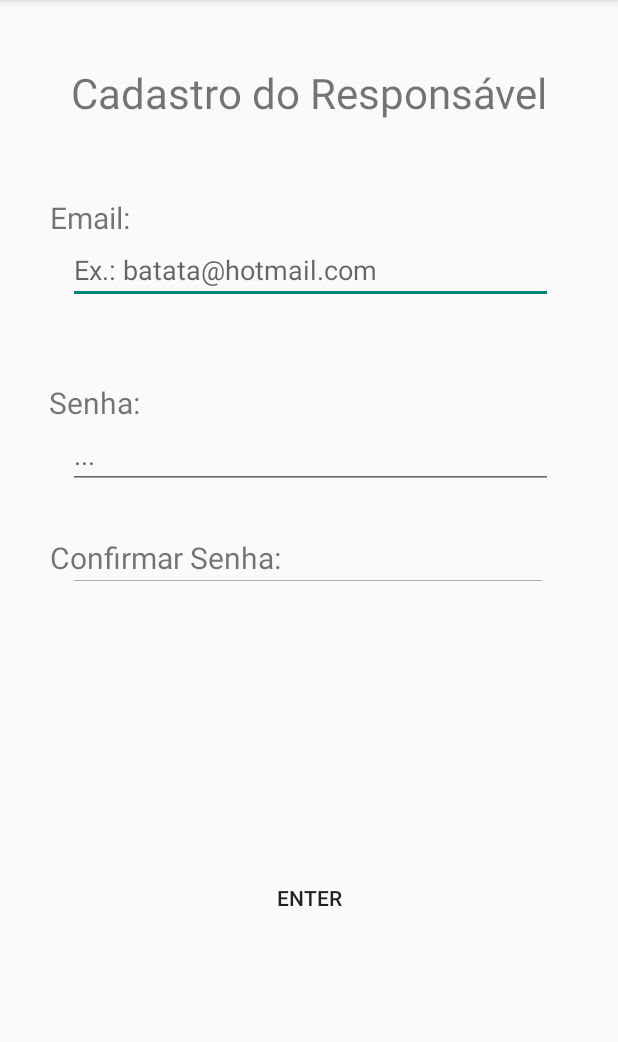
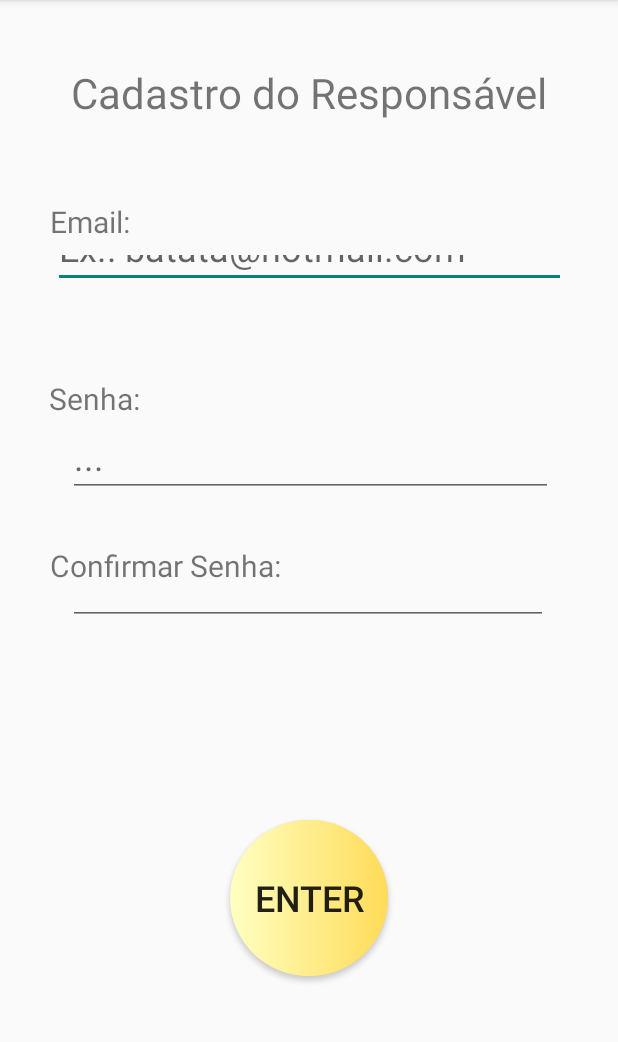
Before and after one commit to alanabanana/Babbler2, an Android app: the CadastroRespActivity screen opened directly, with no data from a screen before it, on a phone screen of 412 x 824 dp, the part 84-1126 px from its top. Run offline under Robolectric (Android 15) with nearby library versions, the phone set to English and light mode, and no system bars; network calls fail.

Commit message:
Arrumando os botões

```diff
--- a/app/src/main/res/drawable-v21/botao_redondo.xml
+++ b/app/src/main/res/drawable-v21/botao_redondo.xml
@@ -1,2 +1,9 @@
 <?xml version="1.0" encoding="utf-8"?>
-<selector xmlns:android="http://schemas.android.com/apk/res/android"></selector>
+<shape xmlns:android="http://schemas.android.com/apk/res/android">
+<solid android:color="@color/colorPrimary"/>
+<gradient
+    android:Radius="100"
+    android:startColor="#ffffc2"
+    android:endColor= "#ffdb58" />
+    <corners android:radius="100in"/>
+</shape>
--- a/app/src/main/res/layout/activity_cadastro_resp.xml
+++ b/app/src/main/res/layout/activity_cadastro_resp.xml
@@ -24,15 +24,16 @@
 
     <EditText
         android:id="@+id/cEmail"
-        android:layout_width="323dp"
-        android:layout_height="wrap_content"
-        android:layout_marginBottom="8dp"
-        android:layout_marginEnd="8dp"
+        android:layout_width="342dp"
+        android:layout_height="32dp"
         android:layout_marginStart="8dp"
         android:layout_marginTop="8dp"
+        android:layout_marginEnd="8dp"
+        android:layout_marginBottom="8dp"
         android:ems="10"
         android:hint="Ex.: batata@hotmail.com"
         android:inputType="textPersonName"
+        android:textSize="24sp"
         app:layout_constraintBottom_toBottomOf="parent"
         app:layout_constraintEnd_toEndOf="parent"
         app:layout_constraintHorizontal_bias="0.511"
@@ -65,8 +66,9 @@
         android:layout_marginEnd="8dp"
         android:layout_marginBottom="8dp"
         android:ems="10"
+        android:hint="..."
         android:inputType="textPassword"
-        android:hint="..."
+        android:textSize="24sp"
         app:layout_constraintBottom_toBottomOf="parent"
         app:layout_constraintEnd_toEndOf="parent"
         app:layout_constraintHorizontal_bias="0.513"
@@ -114,14 +116,14 @@
         android:layout_width="105dp"
         android:layout_height="104dp"
         android:layout_marginStart="8dp"
-        android:layout_marginLeft="8dp"
         android:layout_marginTop="8dp"
         android:layout_marginEnd="8dp"
-        android:layout_marginRight="8dp"
         android:layout_marginBottom="8dp"
         android:background="@drawable/botao_redondo"
+        android:gravity="center"
         android:onClick="confirmaCadastroPai"
         android:text="ENTER"
+        android:textSize="24sp"
         app:layout_constraintBottom_toBottomOf="parent"
         app:layout_constraintEnd_toEndOf="parent"
         app:layout_constraintStart_toStartOf="parent"
@@ -131,15 +133,14 @@
     <EditText
         android:id="@+id/cConfirmarSenha"
         android:layout_width="320dp"
-        android:layout_height="17dp"
+        android:layout_height="40dp"
         android:layout_marginStart="8dp"
-        android:layout_marginLeft="8dp"
         android:layout_marginTop="296dp"
         android:layout_marginEnd="8dp"
-        android:layout_marginRight="8dp"
         android:layout_marginBottom="8dp"
         android:ems="10"
         android:inputType="textPassword"
+        android:textSize="24sp"
         app:layout_constraintBottom_toBottomOf="parent"
         app:layout_constraintEnd_toEndOf="parent"
         app:layout_constraintHorizontal_bias="0.493"
```
Also changed, not shown: app/src/main/res/drawable/background.xml (deleted, +0 -15 lines), app/src/main/res/layout/activity_login.xml (+10 -7 lines).
